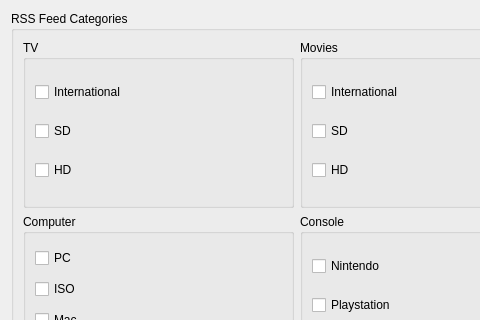
Before: the Qt Designer form plugins/rss/settings.ui in ensisoft/newsflash-plus, drawn with Qt 5; both pictures show x 0 to 480 and y 0 to 320 of the 593 by 579 pixel window.
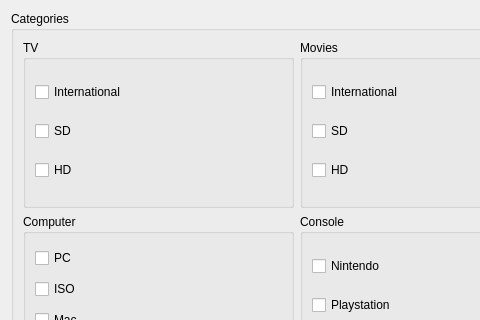
After: the same form once the commit is applied.

What changed in the file:
```diff
--- a/plugins/rss/settings.ui
+++ b/plugins/rss/settings.ui
@@ -17,7 +17,7 @@
    <item row="0" column="0">
     <widget class="QGroupBox" name="groupBox">
      <property name="title">
-      <string>RSS Feed Categories</string>
+      <string>Categories</string>
      </property>
      <layout class="QGridLayout" name="gridLayout_8">
       <item row="1" column="0">
```
